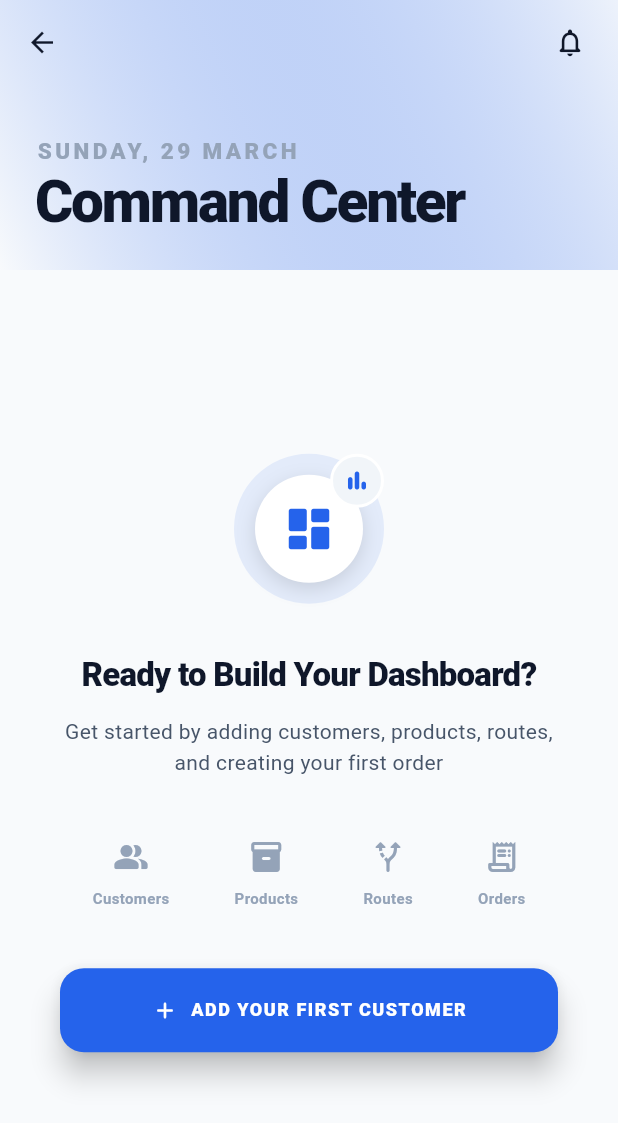
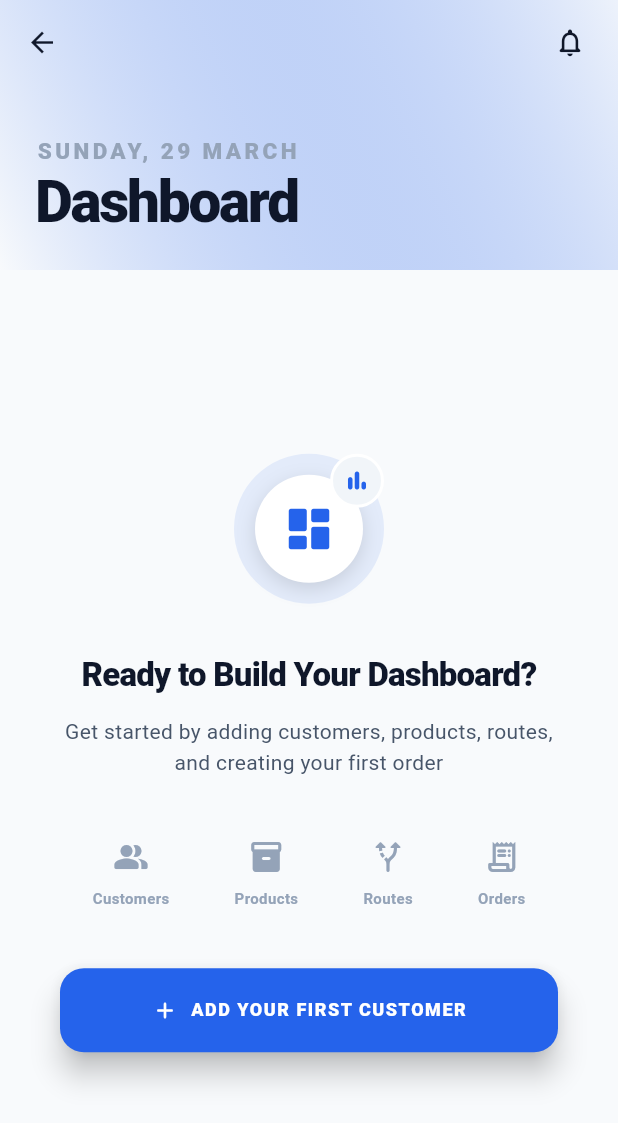
Before and after one commit to JaseemPayyanadan/delivero-flutter, a Flutter app: the OwnerDashboardScreen screen opened directly, on a phone screen of 412 x 824 dp. Shown: the top 1123 px of the screen. Run offline on Flutter 3.47's test engine with Material 3 defaults, Android fonts, the phone set to English and light mode, and no system bars; our stand-ins replace cloud_firestore, firebase_auth, firebase_core, fl_chart, flutter_riverpod, go_router and 3 more; accounts and stored records are empty.

Commit message:
chore: rename dashboard title and add vercel config for SPA routing
Update the dashboard title from 'Command Center' to 'Dashboard' for clarity.
Add vercel.json configuration to enable client-side routing for the single-page application.

```diff
--- a/lib/features/owner/dashboard/owner_dashboard_screen.dart
+++ b/lib/features/owner/dashboard/owner_dashboard_screen.dart
@@ -72,7 +72,7 @@ class OwnerDashboardScreen extends ConsumerWidget {
                     ),
                   ),
                   const Text(
-                    'Command Center',
+                    'Dashboard',
                     style: TextStyle(
                       color: AppColors.textPrimary,
                       fontSize: 26,
```
Also changed, not shown: vercel.json (added).
